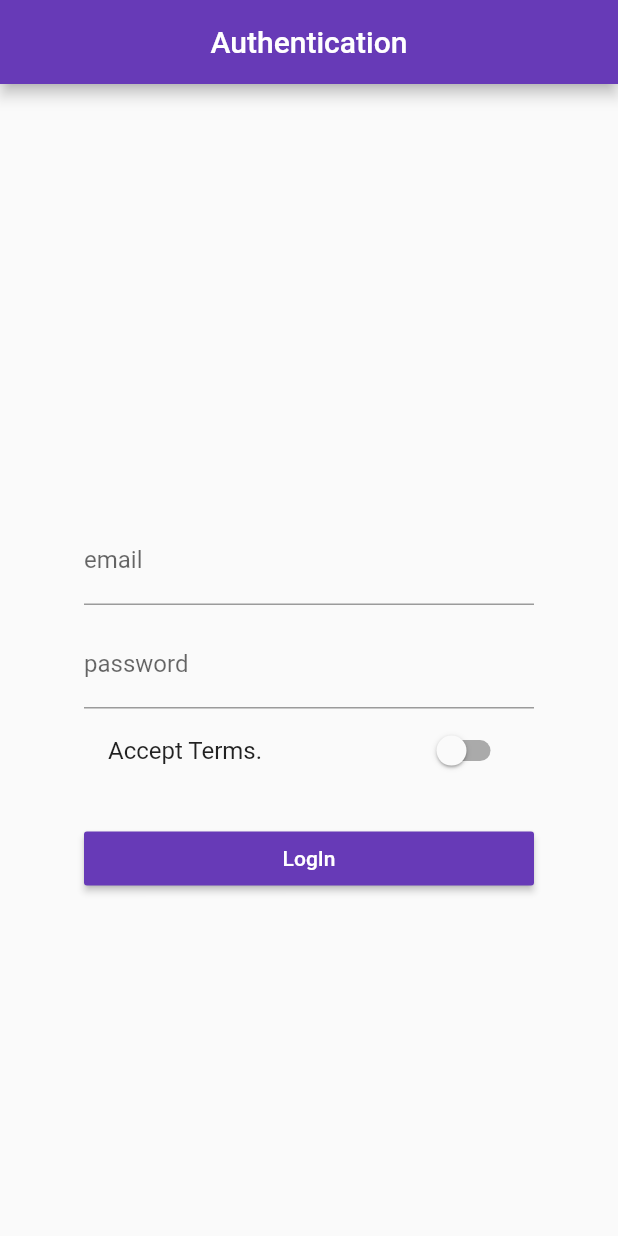
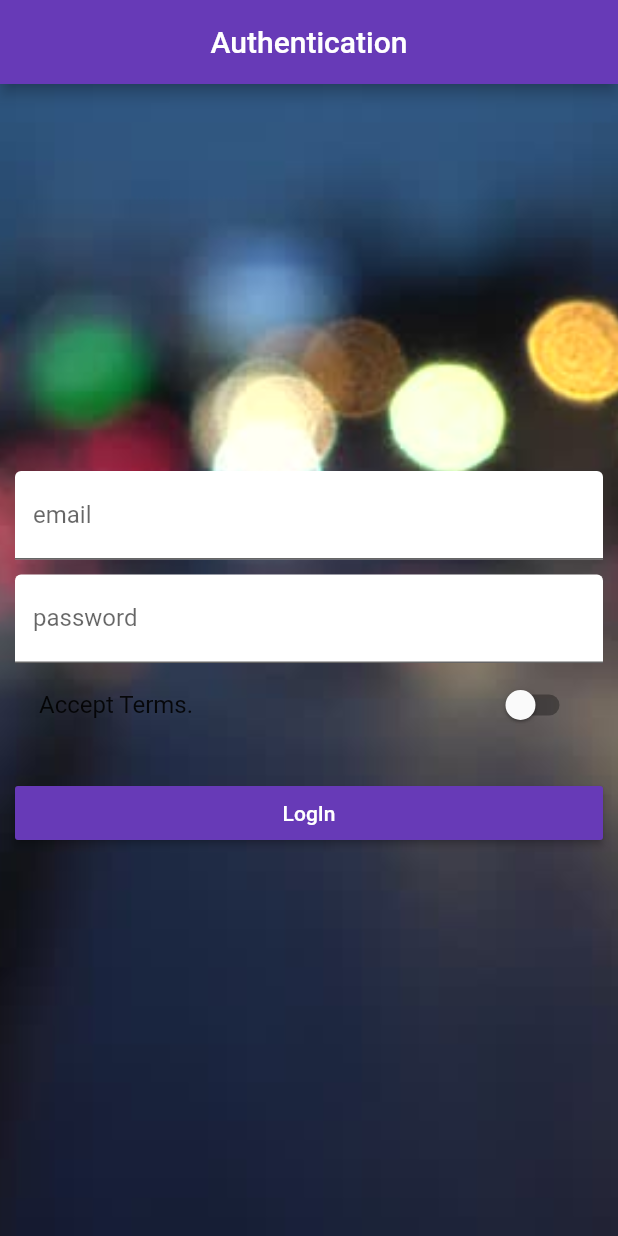
Before and after one commit to cgustav/Flutter_course, a Flutter app: the screen it shows after launch, on a phone screen of 412 x 824 dp. Run offline on Flutter 3.47's test engine with Material 2 defaults, Android fonts, the phone set to English and light mode, and no system bars; project files that could hold a hidden picture were left out.

Commit message:
new login page & starting with icons

```diff
--- a/lib/pages/auth/standardAuthForm.dart
+++ b/lib/pages/auth/standardAuthForm.dart
@@ -13,18 +13,27 @@ class StandardAuthForm extends StatelessWidget {
   @override
   Widget build(BuildContext context) {
     return Container(
-        alignment: AlignmentDirectional(0.0, 0.6),
-        margin: EdgeInsets.all(10.0),
+        decoration: BoxDecoration(
+            image: DecorationImage(
+          fit: BoxFit.cover,
+          colorFilter: ColorFilter.mode(
+              Colors.black.withOpacity(0.8), BlendMode.difference),
+          image: AssetImage('assets/img/bynight.jpg'),
+        )),
+        //alignment: AlignmentDirectional(0.0, 0.8),
+        padding: EdgeInsets.all(10.0),
         child: Container(
             //color: Colors.green,
-          constraints: BoxConstraints(
-              maxHeight: 400.0,
-              maxWidth: 300.0,
-              minWidth: 200.0,
-              minHeight: 200.0),
-          child: ListView(children: <Widget>[
+            // constraints: BoxConstraints(
+            //     maxHeight: 400.0,
+            //     maxWidth: 300.0,
+            //     minWidth: 200.0,
+            //     minHeight: 200.0),
+            child: Center(
+              child: SingleChildScrollView(
+              child: Column(children: <Widget>[
                 TextField(
-              decoration: InputDecoration(labelText: 'email'),
+                  decoration: InputDecoration(labelText: 'email', filled: true, fillColor: Colors.white),
                   keyboardType: TextInputType.emailAddress,
                   onChanged: (String value) {
                     setEmail(value);
@@ -34,7 +43,7 @@ class StandardAuthForm extends StatelessWidget {
                   height: 10.0,
                 ),
                 TextField(
-              decoration: InputDecoration(labelText: 'password'),
+                  decoration: InputDecoration(labelText: 'password', filled: true, fillColor: Colors.white),
                   obscureText: true,
                   onChanged: (String value) {
                     setPassword(value);
@@ -62,8 +71,9 @@ class StandardAuthForm extends StatelessWidget {
                     submittion(context);
                   },
                 )
-          ]),
-        ));
-    ;
+
+              ]),),
+            )));
+
   }
 }
--- a/lib/pages/shared/sideBar.dart
+++ b/lib/pages/shared/sideBar.dart
@@ -17,6 +17,7 @@ class SideBar extends StatelessWidget {
         ),
         ListTile(
           title: Text('Home'),
+          leading:Icon(Icons.home),
           onTap: () {
             // Navigator.of(context).push(MaterialPageRoute(
             //     builder: (BuildContext context) => ProductsPage()));
@@ -25,6 +26,7 @@ class SideBar extends StatelessWidget {
         ),
         ListTile(
           title: Text('My products'),
+          leading:Icon(Icons.favorite),
           onTap: () {
             // Navigator.of(context).push(MaterialPageRoute(
             //     builder: (BuildContext context) => MyProductsPage()));
@@ -33,6 +35,7 @@ class SideBar extends StatelessWidget {
         ),
         ListTile(
             title: Text('Random Message'),
+            leading:Icon(Icons.warning),
             onTap: () {
               showDialog(
                   context: context,
--- a/pubspec.yaml
+++ b/pubspec.yaml
@@ -43,7 +43,9 @@ flutter:
   # To add assets to your application, add an assets section, like this:
   assets:
     - assets/img/food.jpg
-  #  - images/a_dot_ham.jpeg
+    - assets/img/background.jpg
+#    - assets/img/sunset.png
+    - assets/img/bynight.jpg
 
   # An image asset can refer to one or more resolution-specific "variants", see
   # https://flutter.io/assets-and-images/#resolution-aware.
```
Also changed, not shown: lib/products.dart (+5 -9 lines), assets/img/background.jpg (added), assets/img/bynight.jpg (added), assets/img/sunset.png (added). Lines whose indentation alone changed are shown as unchanged.
